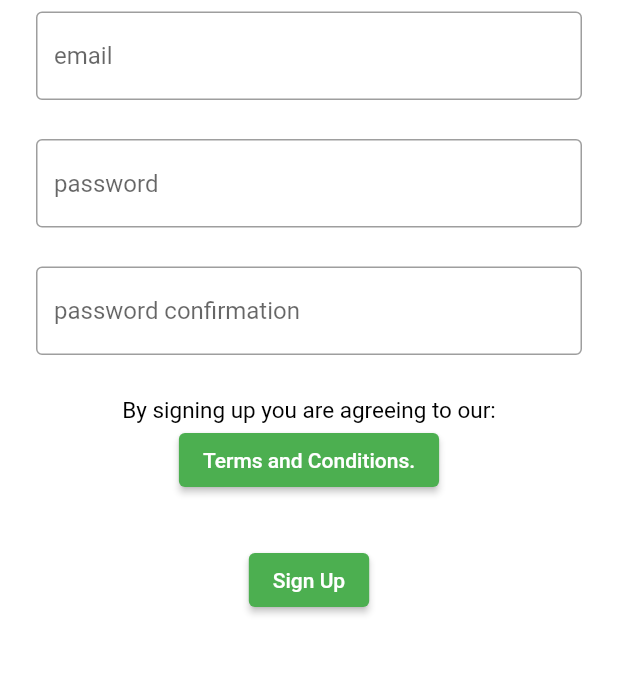
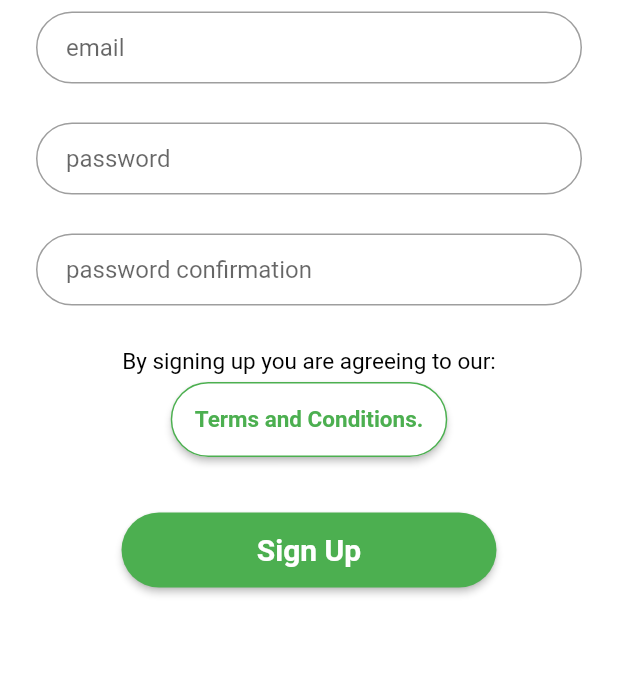
Before and after one commit to amantham20/ParkingPal, a Flutter app: the screen it shows after launch, after a tap on "Sign up", on a phone screen of 412 x 824 dp, the part 425-1100 px from its top. Run offline on Flutter 3.47's test engine with Material 2 defaults, Android fonts, the phone set to English and light mode, and no system bars; our stand-ins replace firebase_auth, firebase_core; missing offline and left inert: latlng, map; accounts and stored records are empty; network calls fail.

Commit message:
done with formatting sign up

```diff
--- a/lib/login.dart
+++ b/lib/login.dart
@@ -65,6 +65,7 @@ class _LoginPageState extends State<LoginPage> {
                       EdgeInsets.symmetric(vertical: 0, horizontal: 20),
                   hintText: 'password',
                 ),
+                obscureText: true,
               ),
             ),
             Padding(
--- a/lib/main.dart
+++ b/lib/main.dart
@@ -47,7 +47,7 @@ class _AppState extends State<App> {
         primarySwatch: Colors.blue,
       ),
       debugShowCheckedModeBanner: false,
-      home: LoginPage(),
+      home: const LoginPage(),
     );
   }
 }
--- a/lib/signup.dart
+++ b/lib/signup.dart
@@ -105,9 +105,14 @@ class _SignupPageState extends State<SignupPage> {
               child: TextField(
                 controller: username,
                 decoration: InputDecoration(
-                    border: const OutlineInputBorder(),
-                    hintText: 'email',
-                    errorText: errorMessages(0)),
+                  hintText: 'email',
+                  errorText: errorMessages(0),
+                  contentPadding:
+                      const EdgeInsets.symmetric(vertical: 0, horizontal: 20),
+                  border: const OutlineInputBorder(
+                    borderRadius: BorderRadius.all(Radius.circular(50)),
+                  ),
+                ),
               ),
             ),
             const SizedBox(
@@ -123,10 +128,15 @@ class _SignupPageState extends State<SignupPage> {
                 obscureText: true,
                 controller: password1,
                 decoration: InputDecoration(
-                    border: const OutlineInputBorder(),
-                    iconColor: Colors.black,
-                    hintText: 'password',
-                    errorText: errorMessages(1)),
+                  iconColor: Colors.black,
+                  hintText: 'password',
+                  errorText: errorMessages(1),
+                  contentPadding:
+                      const EdgeInsets.symmetric(vertical: 0, horizontal: 20),
+                  border: const OutlineInputBorder(
+                    borderRadius: BorderRadius.all(Radius.circular(50)),
+                  ),
+                ),
               ),
             ),
             const SizedBox(
@@ -142,9 +152,14 @@ class _SignupPageState extends State<SignupPage> {
                 obscureText: true,
                 controller: password2,
                 decoration: InputDecoration(
-                    border: const OutlineInputBorder(),
-                    hintText: 'password confirmation',
-                    errorText: errorMessages(1)),
+                  hintText: 'password confirmation',
+                  errorText: errorMessages(1),
+                  contentPadding:
+                      const EdgeInsets.symmetric(vertical: 0, horizontal: 20),
+                  border: const OutlineInputBorder(
+                    borderRadius: BorderRadius.all(Radius.circular(50)),
+                  ),
+                ),
               ),
             ),
             const SizedBox(
@@ -159,15 +174,28 @@ class _SignupPageState extends State<SignupPage> {
              * The code for the terms button
              */
             Padding(
-              padding: const EdgeInsets.all(0.0),
+              padding: const EdgeInsets.all(5.0),
               child: ElevatedButton(
-                style: ButtonStyle(
-                    backgroundColor:
-                        MaterialStateProperty.all<Color>(Colors.green)),
+                style: ElevatedButton.styleFrom(
+                    minimumSize: const Size(150, 50),
+                    primary: Colors.white,
+                    side: const BorderSide(
+                      width: 1.0,
+                      color: Colors.green,
+                    ),
+                    shape: RoundedRectangleBorder(
+                        borderRadius: BorderRadius.circular(50))),
                 onPressed: () {
                   movePage(const TermsPage(), context);
                 },
-                child: const Text('Terms and Conditions.'),
+                child: const Text(
+                  'Terms and Conditions.',
+                  style: TextStyle(
+                    fontWeight: FontWeight.bold,
+                    fontSize: 15,
+                    color: Colors.green,
+                  ),
+                ),
               ),
             ),
             const SizedBox(
@@ -180,10 +208,14 @@ class _SignupPageState extends State<SignupPage> {
             Padding(
               padding: const EdgeInsetsDirectional.only(top: 12.0, bottom: 0.0),
               child: ElevatedButton(
-                style: ButtonStyle(
-                    backgroundColor:
-                        MaterialStateProperty.all<Color>(Colors.green)),
+                style: ElevatedButton.styleFrom(
+                    minimumSize: const Size(250, 50),
+                    primary: Colors.green,
+                    shape: RoundedRectangleBorder(
+                        borderRadius: BorderRadius.circular(50))),
                 onPressed: () async {
+                  print(errorMessages(0));
+                  print(errorMessages(1));
                   if (errorMessages(0) == null && errorMessages(1) == null) {
                     try {
                       await FirebaseAuth.instance
@@ -195,11 +227,18 @@ class _SignupPageState extends State<SignupPage> {
                     } catch (e) {
                       setState(() {
                         errorBool = true;
+                        print('error: $e');
                       });
                     }
                   }
                 },
-                child: const Text('Sign Up'),
+                child: const Text(
+                  'Sign Up',
+                  style: TextStyle(
+                      fontWeight: FontWeight.bold,
+                      fontSize: 20,
+                      color: Colors.white),
+                ),
               ),
             ),
           ],
```
